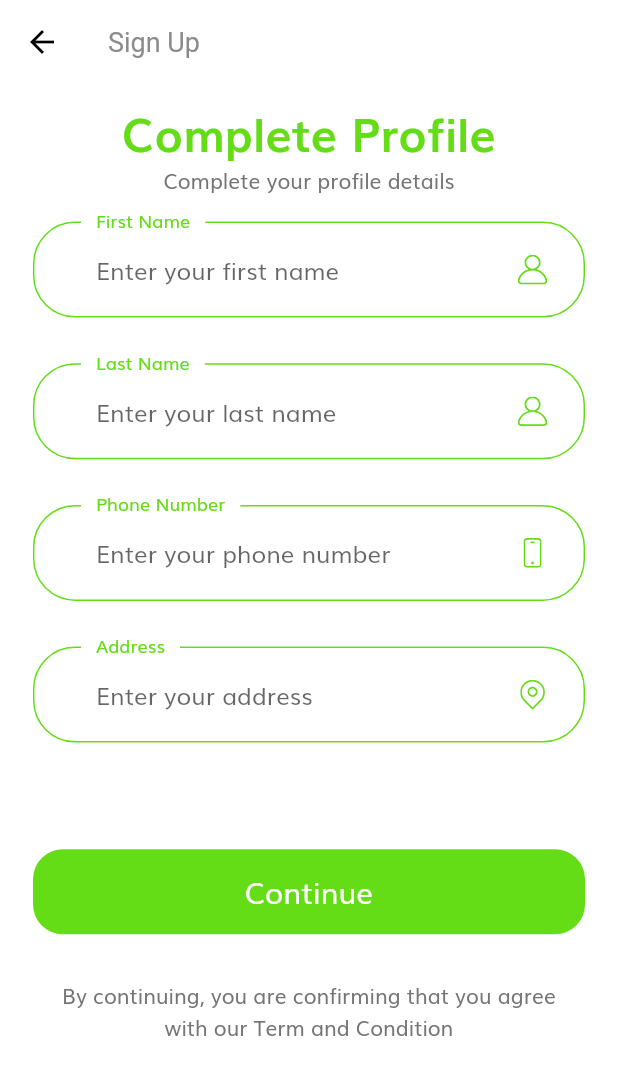
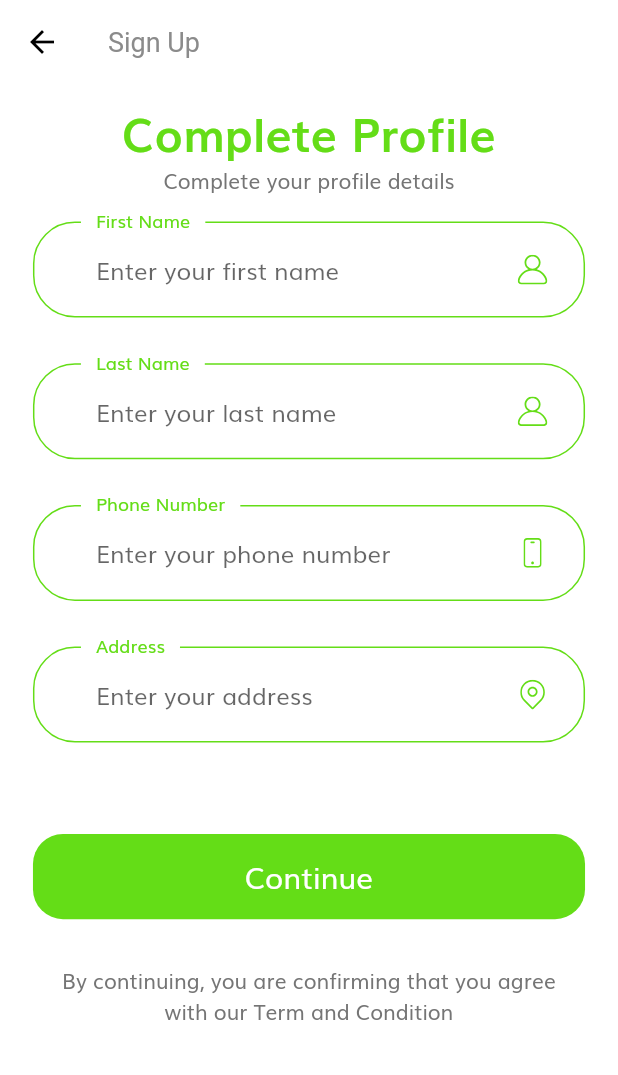
Before and after one commit to Ogger77/VuDoGlass-android, a Flutter app: the CompleteProfileScreen screen opened by its route, on a phone screen of 412 x 824 dp. Shown: the top 1075 px of the screen. Run offline on Flutter 3.47's test engine with Material 2 defaults, Android fonts, the phone set to English and light mode, and no system bars; our stand-ins replace firebase_auth, firebase_core, firebase_database, flutter_svg, google_sign_in, shared_preferences and 1 more; missing offline and left inert: flutter_webview_plugin, oauth1; accounts and stored records are empty.

Commit message:
fix comple profile UI

```diff
--- a/lib/screens/complete_profile/components/body.dart
+++ b/lib/screens/complete_profile/components/body.dart
@@ -32,6 +32,7 @@ class Body extends StatelessWidget {
                 'By continuing, you are confirming that you agree \nwith our Term and Condition',
                 textAlign: TextAlign.center,
               ),
+              SizedBox(height: getProportionScreenHeight(22)),
             ],
           ),
         ),
--- a/lib/screens/complete_profile/components/complete_profile_form.dart
+++ b/lib/screens/complete_profile/components/complete_profile_form.dart
@@ -59,6 +59,10 @@ class _CompleteProfileFormState extends State<CompleteProfileForm> {
         _isLoading = true;
       });
       try {
+        if (firstNameController.text.isNotEmpty &&
+            lastNameController.text.isNotEmpty &&
+            phoneNumberController.text.isNotEmpty &&
+            addressController.text.isNotEmpty) {
           await dbRef.child(_currentUser.uid).update({
             'firstName': firstNameController.text,
             'lastName': lastNameController.text,
@@ -66,6 +70,7 @@ class _CompleteProfileFormState extends State<CompleteProfileForm> {
             'address': addressController.text,
           });
           Navigator.pushNamed(context, HomeScreen.routeName);
+        }
       } catch (err) {
         print(err.message);
       }
@@ -99,7 +104,7 @@ class _CompleteProfileFormState extends State<CompleteProfileForm> {
           buildAddressFormField(),
           SizedBox(height: getProportionScreenHeight(30)),
           FormError(errors: errors),
-          SizedBox(height: getProportionScreenHeight(40)),
+          SizedBox(height: getProportionScreenHeight(30)),
           Container(
             child: _isLoading
                 ? JumpingDotsButton()
```
Lines whose indentation alone changed are shown as unchanged.
